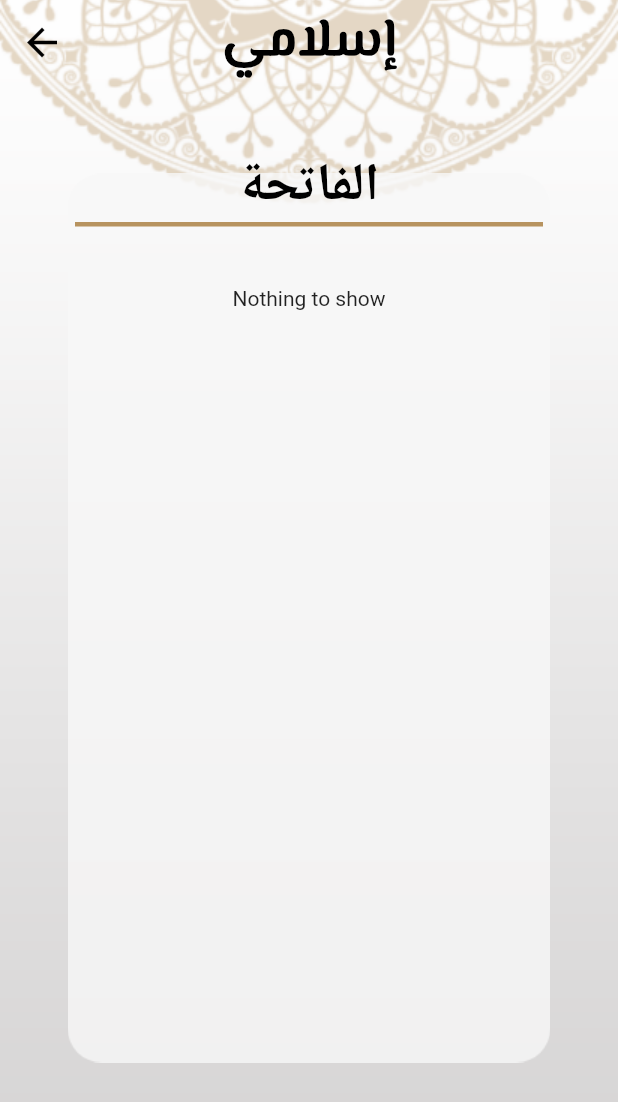
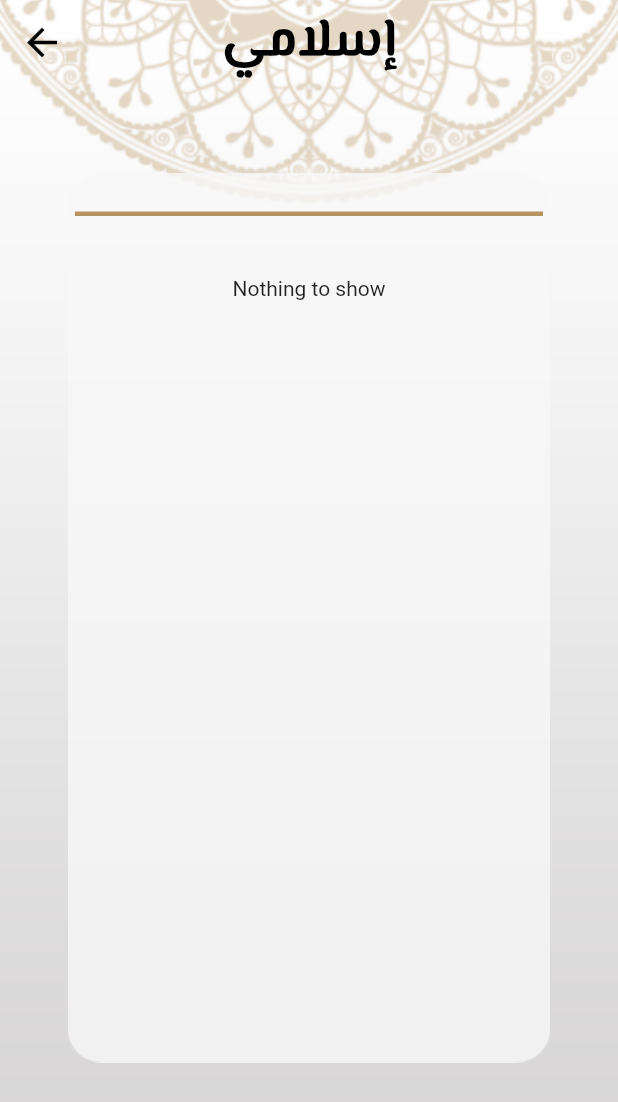
Before and after one commit to Eyadzz/Quran_Application, a Flutter app: the ReadQuran screen opened directly with empty values, on a phone screen of 412 x 824 dp. Shown: the top 1102 px of the screen. Run offline on Flutter 3.47's test engine with Material 2 defaults, Android fonts, the phone set to English and light mode, and no system bars; our stand-ins replace splashscreen.

Commit message:
Update Numbering and Displaying in Read Quran

```diff
--- a/lib/ReadQuran.dart
+++ b/lib/ReadQuran.dart
@@ -10,7 +10,7 @@ class ReadQuran extends StatefulWidget {
   _ReadQuranState createState() => _ReadQuranState();
 }
 const String routeName="ReadQuran";
-String SurahName="الفاتحة";
+String SurahName="";
 int SurahNum=0;
 
 
@@ -78,7 +78,7 @@ class _ReadQuranState extends State<ReadQuran> {
                   new Expanded(
                       flex: 1,
                       child:new Container(
-                          margin: EdgeInsets.fromLTRB(40, 40, 40,80),
+                          margin: EdgeInsets.fromLTRB(40, 40, 40,100),
                           child: new SingleChildScrollView(
                               scrollDirection: Axis.vertical,
                               child: new FutureBuilder(
```
